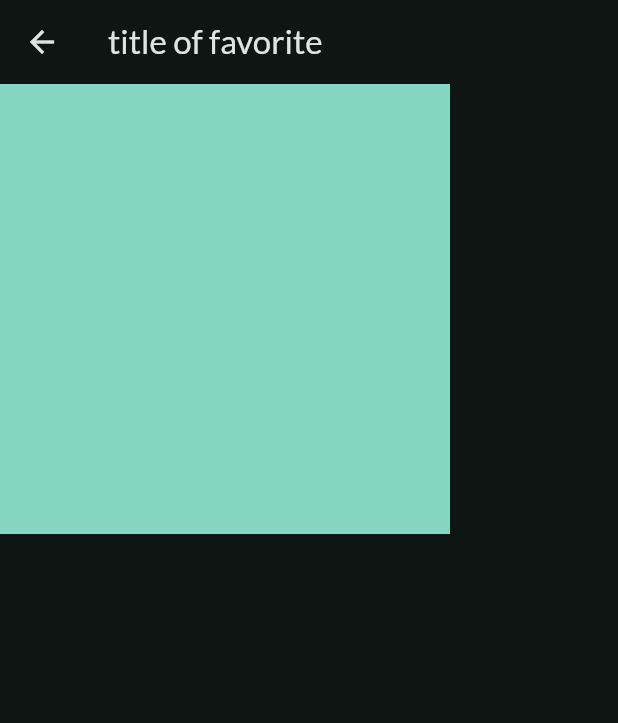
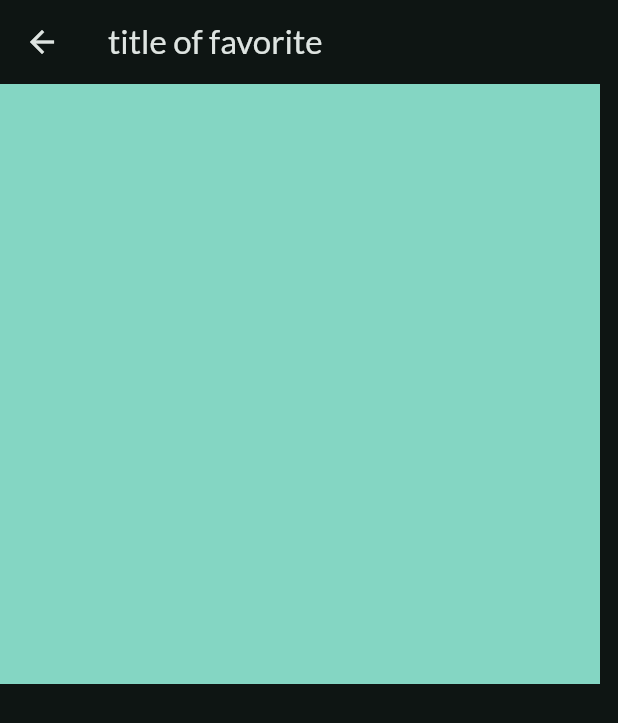
Before and after one commit to mhnazary/mealApp, a Flutter app: the Favorite screen opened by its route, on a phone screen of 412 x 824 dp. Shown: the top 723 px of the screen. Run offline on Flutter 3.47's test engine with Material 3 defaults, Android fonts, the phone set to English and light mode, and no system bars; our stand-ins replace google_fonts, transparent_image.

Commit message:
Added some change to favorit page

```diff
--- a/lib/widget/favorite.dart
+++ b/lib/widget/favorite.dart
@@ -10,8 +10,8 @@ class Favorite extends StatelessWidget {
       body: Column(
         children: [
           Container(
-            height: 300,
-            width: 300,
+            height: 400,
+            width: 400,
             color: Theme.of(context).colorScheme.primary,
           ),
         ],
```
